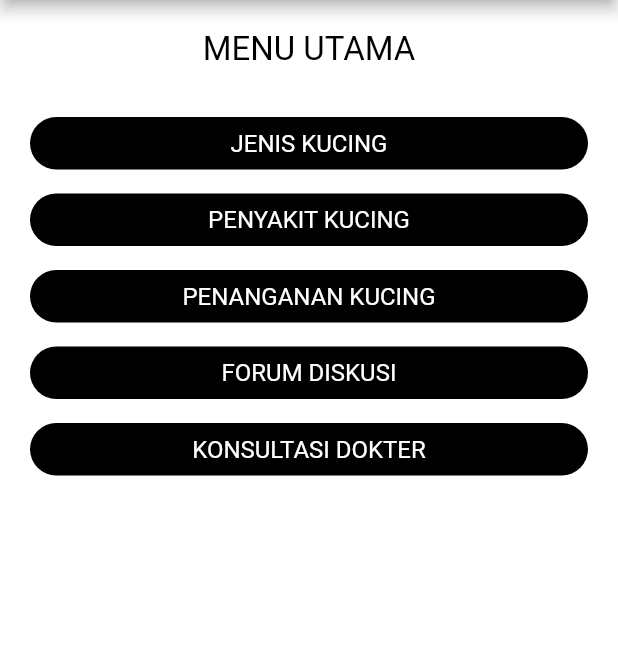
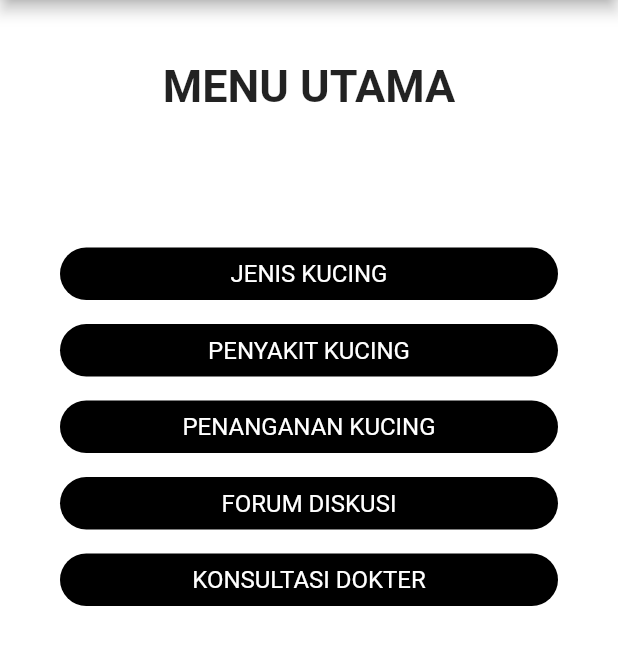
Before and after one commit to zainalbani/finalproject_pmoif20a_zainalbanibudiprabowo, a Flutter app: the MenuUtama screen opened directly, on a phone screen of 412 x 824 dp, the part 84-749 px from its top. Run offline on Flutter 3.47's test engine with Material 2 defaults, Android fonts, the phone set to English and light mode, and no system bars.

Commit message:
merapihkan tampilan pada menu utama

```diff
--- a/lib/screens/Menu_Utama.dart
+++ b/lib/screens/Menu_Utama.dart
@@ -29,7 +29,7 @@ class _MenuUtamaState extends State<MenuUtama> {
 
       body: Container(
         color: Colors.white,
-        padding: EdgeInsets.all(20.0),
+        padding: EdgeInsets.all(40.0),
         child: ListView(
           children: <Widget>[
             Center(
@@ -52,13 +52,12 @@ Widget _textField() {
     children: <Widget>[
       Text(
         'MENU UTAMA',
-        style: TextStyle(
-          color: Colors.black,
-          fontSize: 22.0,
+        style: TextStyle(fontWeight: FontWeight.bold,
+          fontSize: 30.0,
         ),
       ),
       Padding(
-        padding: EdgeInsets.only(top: 12.0),
+        padding: EdgeInsets.only(top: 70.0),
       ),
     ],
   );
```
